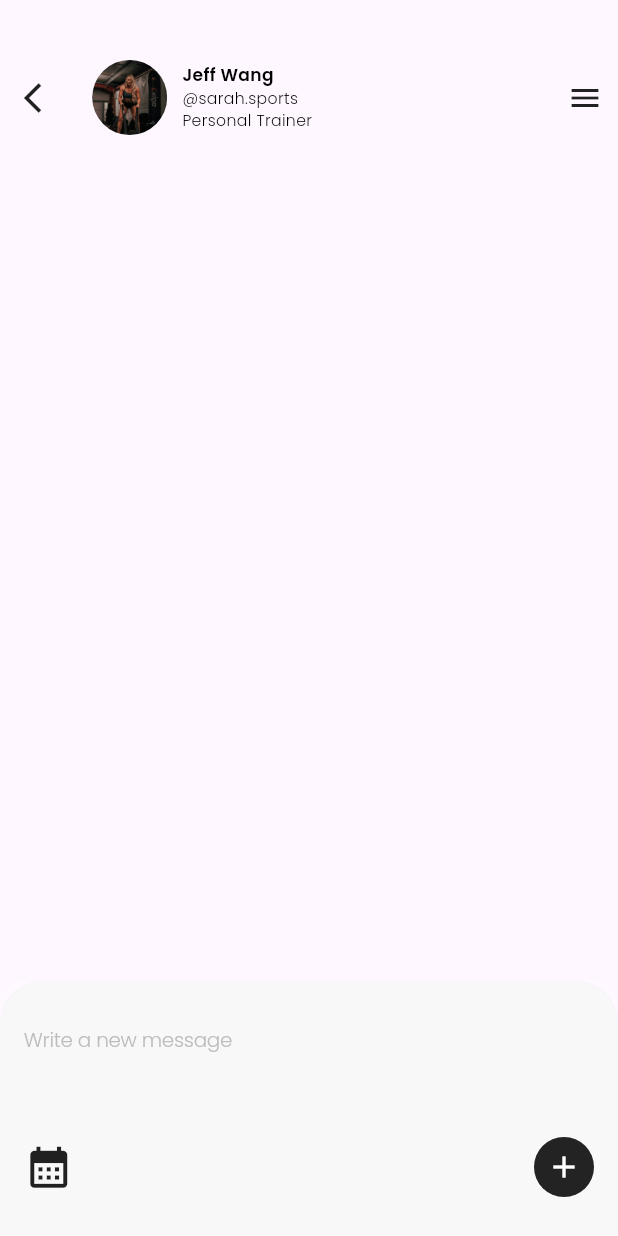
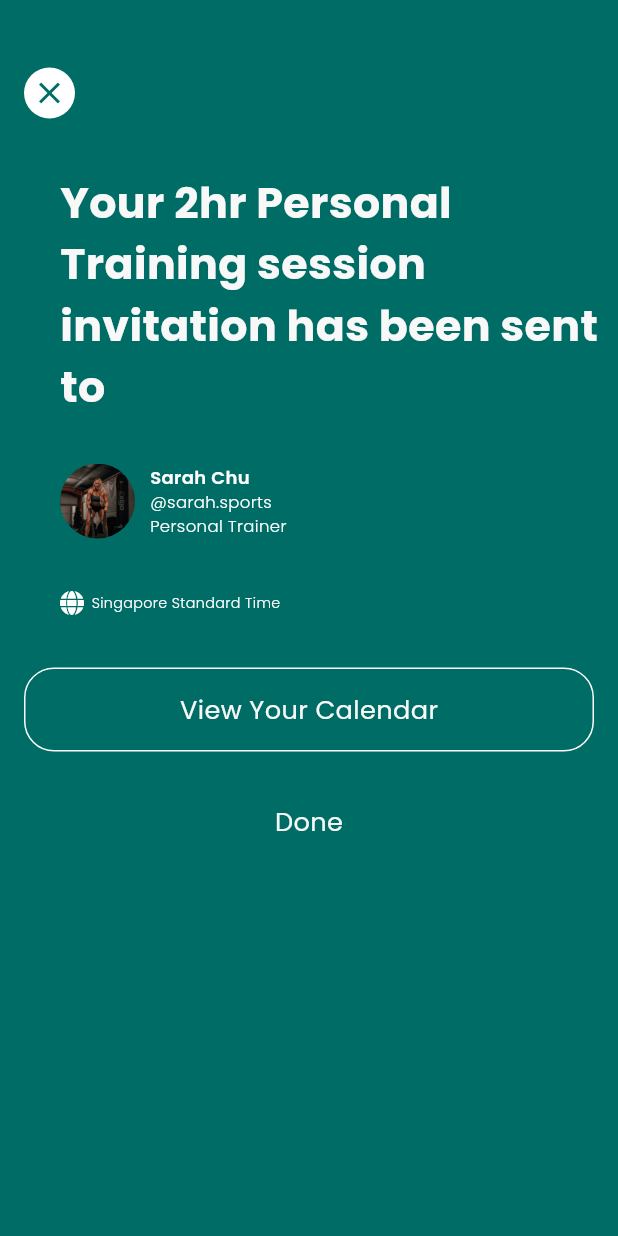
Before and after one commit to AlyaaRana/schedule_event_getx, a Flutter app: the screen it shows after launch, on a phone screen of 412 x 824 dp. Run offline on Flutter 3.47's test engine with Material 3 defaults, Android fonts, the light colour scheme and no system bars; our stand-ins replace font_awesome_flutter, get, google_fonts, page_transition, swipeable_button_view.

Commit message:
Invitation has been sent

```diff
--- a/lib/helper/themes.dart
+++ b/lib/helper/themes.dart
@@ -16,6 +16,7 @@ const Color cattegoryInPerson = Color(0xFFBCDCDA);
 const Color cattegoryCall = Color(0xFFCAB8E3);
 const Color mistyGrey = Color(0xFFBDBDBD);
 const Color containerGrey = Color(0xFF414141);
+const Color lushGreen = Color(0xFF006C66);
 
 //fonts
 figmaFontsize(int fontSize) {
@@ -23,22 +24,24 @@ figmaFontsize(int fontSize) {
 }
 
 //Sarah Chu
-TextStyle name() {
+TextStyle name(Color finalColor) {
   return GoogleFonts.poppins(
       textStyle: TextStyle(
-          color: Colors.black,
+          color:  finalColor,
           fontWeight: FontWeight.w600,
           fontSize: figmaFontsize(12)));
 }
 
 //@sarah.sports & Personal Trainer
-TextStyle subName() {
+TextStyle subName(Color finalColor) {
   return GoogleFonts.poppins(
       textStyle: TextStyle(
-          color: Colors.black,
+          color: finalColor,
           fontWeight: FontWeight.w300,
           fontSize: figmaFontsize(11)));
 }
+
+
 
 //Legal : Consultation for with regards to Intellectual Property, Copyrights, Trade Mark & other business ...
 TextStyle desc() {
@@ -106,13 +109,16 @@ TextStyle txtCoach() {
 }
 
 //Thursday, 19 March, 2024 19:30 - 20:00
-TextStyle txtTime() {
+TextStyle txtTime(Color finalColor) {
   return GoogleFonts.poppins(
-      textStyle: TextStyle(
-          color: blackPanther,
-          fontWeight: FontWeight.w300,
-          fontSize: figmaFontsize(10)));
+    textStyle: TextStyle(
+      color: finalColor,
+      fontWeight: FontWeight.w300,
+      fontSize: figmaFontsize(10),
+    ),
+  );
 }
+
 
 //Singapore Standard Time
 TextStyle txtStandartTime() {
@@ -150,12 +156,12 @@ TextStyle caption3() {
 }
 
 //Button "View Your Calender" "Swipe to accept" "cancel"
-TextStyle subtitle3() {
+TextStyle subtitle3(Color finalColor) {
   return GoogleFonts.poppins(
       textStyle: TextStyle(
-          color: blancoWhite,
+          color: finalColor,
           fontWeight: FontWeight.w400,
-          fontSize: figmaFontsize(16)));
+          fontSize: figmaFontsize(18)));
 }
 
 //pop up title "Terms & Conditions"
@@ -219,5 +225,5 @@ TextStyle txtSucces() {
       textStyle: TextStyle(
           color: blancoWhite,
           fontWeight: FontWeight.w700,
-          fontSize: figmaFontsize(24)));
+          fontSize: figmaFontsize(30)));
 }
--- a/lib/main.dart
+++ b/lib/main.dart
@@ -1,4 +1,5 @@
 import 'package:flutter/material.dart';
+import 'package:schedule_event_getx/view/event_hasbeenseen_view.dart';
 import 'package:schedule_event_getx/view/home_page_view.dart';
 
 void main() {
@@ -13,7 +14,7 @@
   Widget build(BuildContext context) {
     return MaterialApp(
         title: 'Flutter Demo',
-        home: HomePage()
+        home: EventSend()
     );
   }
 }
--- /dev/null
+++ b/lib/view/event_hasbeenseen_view.dart
@@ -0,0 +1,81 @@
+import 'package:flutter/material.dart';
+import 'package:get/get.dart';
+import 'package:schedule_event_getx/widget/hires-profile/user.dart';
+import 'package:font_awesome_flutter/font_awesome_flutter.dart';
+import '../helper/themes.dart';
+import '../widget/button_view_calender.dart';
+
+class EventSend extends StatelessWidget {
+  const EventSend({Key? key}) : super(key: key);
+
+  @override
+  Widget build(BuildContext context) {
+    return Scaffold(
+      backgroundColor: lushGreen,
+      body: Container(
+        padding: const EdgeInsets.only(top: 15),
+        child: Stack(
+          children: [
+            Positioned(
+              top: 30,
+              left: 16,
+              child: GestureDetector(
+                onTap: () {
+                  Get.back();
+                },
+                child: Container(
+                  padding: EdgeInsets.all(5),
+                  decoration: BoxDecoration(
+                    shape: BoxShape.circle,
+                    color: Colors.white,
+                  ),
+                  child: Icon(
+                    Icons.close,
+                    color: lushGreen,
+                  ),
+                ),
+              ),
+            ),
+            Container(
+              padding: const EdgeInsets.only(top: 100),
+              child: Column(
+                crossAxisAlignment: CrossAxisAlignment.center,
+                children: [
+                  Container(
+                    padding: const EdgeInsets.only(left: 40),
+                    child: Column(
+                      children:[
+                        Text(
+                          'Your 2hr Personal Training session invitation has been sent to',
+                          style: txtSucces(),
+                        ),
+                        SizedBox(height: 30,),
+                        UserProfile(backgroundColor: lushGreen,),
+                        SizedBox(height: 35,),
+                        Row(
+                          children: [
+                            Icon(
+                              FontAwesomeIcons.globe,
+                              color: Colors.white,
+                              size: 16,
+                            ),
+                            SizedBox(width: 5,),
+                            Text("Singapore Standard Time", style: txtTime(Colors.white),),
+                          ],
+                        ),
+                      ],
+                    )
+                  ),
+                  SizedBox(height: 35,),
+                  ViewCalender(),
+                  SizedBox(height: 35,),
+                  Text("Done", style: subtitle3(blancoWhite),),
+                ],
+              ),
+            ),
+          ],
+        ),
+      ),
+    );
+  }
+}
--- a/lib/view/home_page_view.dart
+++ b/lib/view/home_page_view.dart
@@ -1,5 +1,6 @@
 import 'package:flutter/material.dart';
 import '../widget/bottom-sheet/bottom_sheet.dart';
+import '../widget/bottom-sheet/bottom_sheet_terms.dart';
 import '../widget/hires-profile/hires_profile_view.dart';
 
 class HomePage extends StatelessWidget {
@@ -19,7 +20,7 @@ class HomePage extends StatelessWidget {
           ],
         ),
       ),
-      bottomSheet: BottomSheetView.buildBottomSheet(context, screenWidth,screenHeight),
+      bottomSheet: BottomSheetTerms.buildBottomSheetTerms(context, screenWidth,screenHeight),
     );
   }
 }
--- a/lib/widget/bottom-sheet/bottom_sheet_terms.dart
+++ b/lib/widget/bottom-sheet/bottom_sheet_terms.dart
@@ -38,8 +38,8 @@ class BottomSheetTerms extends StatelessWidget {
                   Center(
                     child: Container(
                       width: 36,
-                      height: 5, // Height of the horizontal line
-                      color: containerGrey, // Color of the horizontal line
+                      height: 5,
+                      color: containerGrey,
                     ),
                   ),
                   SizedBox(height: 20,),
@@ -54,7 +54,7 @@ class BottomSheetTerms extends StatelessWidget {
                         children: [
                           SwipeableButton(),
                           SizedBox(height: 15,),
-                          Text("Cancel", style: subtitle3(),)
+                          Text("Cancel", style: subtitle3(boscoGrey),)
                         ],
                       ),
                     ),
--- /dev/null
+++ b/lib/widget/button_view_calender.dart
@@ -0,0 +1,27 @@
+import 'package:flutter/material.dart';
+
+import '../helper/themes.dart';
+
+class ViewCalender extends StatelessWidget {
+
+  @override
+  Widget build(BuildContext context) {
+
+    return Container(
+      margin: EdgeInsets.symmetric(horizontal: 16),
+      padding: EdgeInsets.all(15),
+      decoration: BoxDecoration(
+        border: Border.all(
+          color: Colors.white,
+        ),
+        borderRadius: BorderRadius.circular(20),
+      ),
+      child: Center(
+        child: Text(
+          "View Your Calendar",
+          style: subtitle3(blancoWhite)
+        ),
+      ),
+    );
+  }
+}
--- a/lib/widget/hires-profile/hires_profile_view.dart
+++ b/lib/widget/hires-profile/hires_profile_view.dart
@@ -1,4 +1,5 @@
 import 'package:flutter/material.dart';
+import 'package:schedule_event_getx/widget/hires-profile/user.dart';
 
 import '../../helper/themes.dart';
 
@@ -13,37 +14,7 @@ class HiresProfile extends StatelessWidget {
         mainAxisAlignment: MainAxisAlignment.spaceBetween,
         children: [
           Icon(Icons.arrow_back_ios_outlined),
-          Container(
-            child: Row(
-              children: [
-                ClipOval(
-                  child: Image.asset(
-                    "assets/image/profile.jpg",
-                    width: 50,
-                    height: 50,
-                  ),
-                ),
-                SizedBox(width: 10),
-                Column(
-                  crossAxisAlignment: CrossAxisAlignment.start,
-                  children: [
-                    Text(
-                      "Jeff Wang",
-                      style: name(),
-                    ),
-                    Text(
-                      "@sarah.sports",
-                      style: subName(),
-                    ),
-                    Text(
-                      "Personal Trainer",
-                      style: subName(),
-                    ),
-                  ],
-                ),
-              ],
-            ),
-          ),
+          UserProfile(backgroundColor: Colors.white,),
           SizedBox(width: 115,),
           Icon(Icons.menu),
         ],
--- /dev/null
+++ b/lib/widget/hires-profile/user.dart
@@ -0,0 +1,70 @@
+import 'package:flutter/material.dart';
+import 'package:google_fonts/google_fonts.dart';
+
+class UserProfile extends StatelessWidget {
+  final Color backgroundColor;
+
+  UserProfile({required this.backgroundColor});
+
+  @override
+  Widget build(BuildContext context) {
+    return Row(
+      children: [
+        ClipOval(
+          child: Image.asset(
+            "assets/image/profile.jpg",
+            width: 50,
+            height: 50,
+          ),
+        ),
+        SizedBox(width: 10),
+        Column(
+          crossAxisAlignment: CrossAxisAlignment.start,
+          children: [
+            Text(
+              "Sarah Chu",
+              style: name(backgroundColor),
+            ),
+            Text(
+              "@sarah.sports",
+              style: subName(backgroundColor),
+            ),
+            Text(
+              "Personal Trainer",
+              style: subName(backgroundColor),
+            ),
+          ],
+        ),
+      ],
+    );
+  }
+
+  TextStyle name(Color backgroundColor) {
+    Color textColor = backgroundColor == Colors.white ? Colors.black : Colors.white;
+
+    return GoogleFonts.poppins(
+      textStyle: TextStyle(
+        color: textColor,
+        fontWeight: FontWeight.w600,
+        fontSize: figmaFontsize(12),
+      ),
+    );
+  }
+
+  TextStyle subName(Color backgroundColor) {
+    Color textColor = backgroundColor == Colors.white ? Colors.black : Colors.white;
+
+    return GoogleFonts.poppins(
+      textStyle: TextStyle(
+        color: textColor,
+        fontWeight: FontWeight.w300,
+        fontSize: figmaFontsize(11),
+      ),
+    );
+  }
+
+  double figmaFontsize(double figmaSize) {
+    // Your figma to Flutter font size conversion logic
+    return figmaSize;
+  }
+}
--- a/lib/widget/swipe-button/swipeable_button.dart
+++ b/lib/widget/swipe-button/swipeable_button.dart
@@ -19,7 +19,7 @@ class _SwipeableButtonState extends State<SwipeableButton> {
   Widget build(BuildContext context) {
     return SwipeableButtonView(
       buttonText: "Swipe to Accept",
-      buttontextstyle: subtitle3(),
+      buttontextstyle: subtitle3(boscoGrey),
       buttonWidget: Container(),
       buttonColor: Colors.grey,
       activeColor: Colors.transparent,
--- a/pubspec.yaml
+++ b/pubspec.yaml
@@ -40,6 +40,7 @@ dependencies:
   bottom_sheet: ^4.0.0
   page_transition: ^2.0.5
   swipeable_button_view: ^0.0.2
+  font_awesome_flutter: ^10.7.0
 
 dev_dependencies:
   flutter_test:
```
Also changed, not shown: pubspec.lock.
